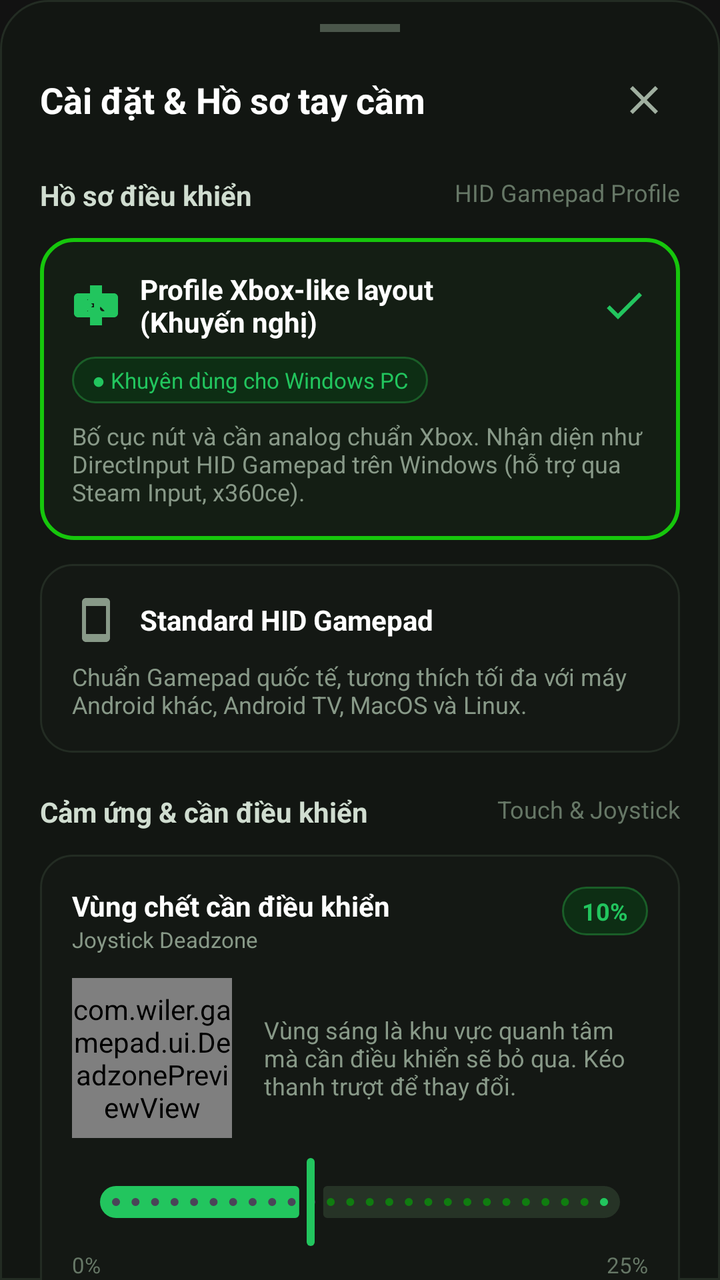
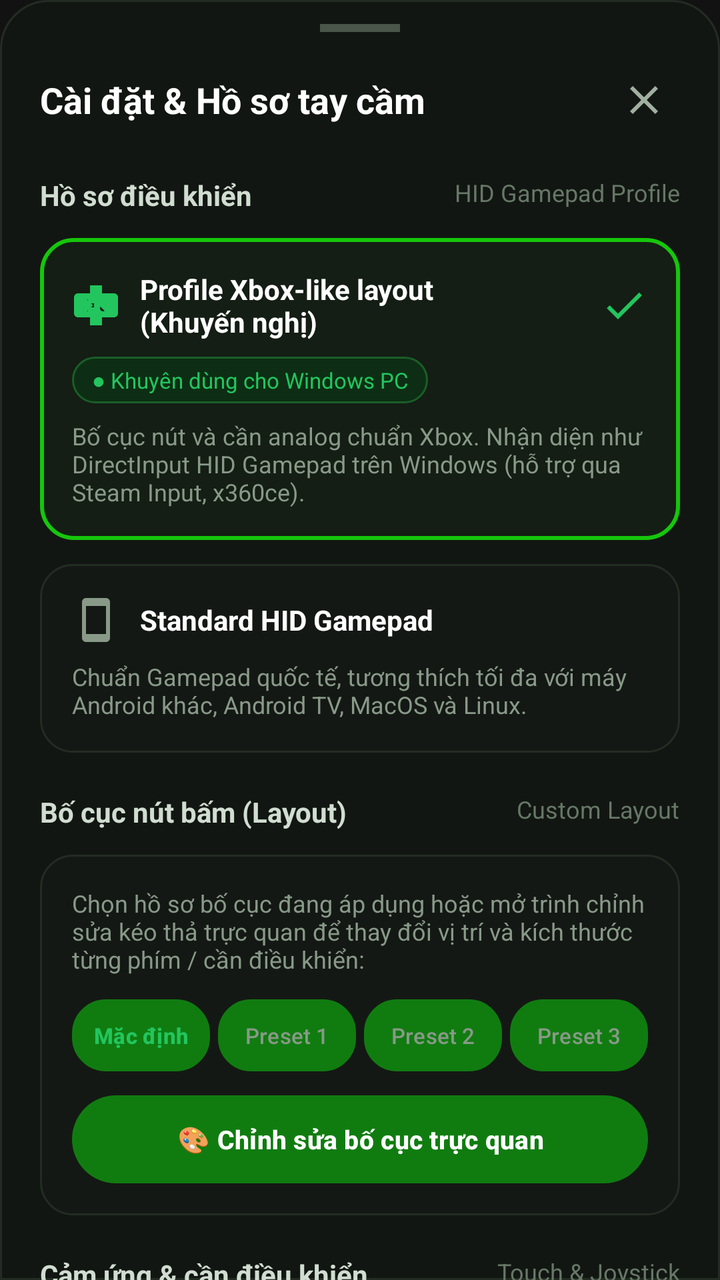

Before-and-after screenshots of an Android layout around one commit, followed by the original layout XML and the change that was made.
<!-- AndroidManifest.xml: application theme Theme.Wiler -->
<!-- res/layout/bottom_sheet_settings.xml -->
<?xml version="1.0" encoding="utf-8"?>
<androidx.core.widget.NestedScrollView xmlns:android="http://schemas.android.com/apk/res/android"
    xmlns:app="http://schemas.android.com/apk/res-auto"
    android:layout_width="match_parent"
    android:layout_height="wrap_content"
    android:background="@drawable/bg_bottom_sheet">

    <LinearLayout
        android:layout_width="match_parent"
        android:layout_height="wrap_content"
        android:orientation="vertical"
        android:paddingStart="20dp"
        android:paddingTop="12dp"
        android:paddingEnd="20dp"
        android:paddingBottom="32dp">

        
        <View
            android:layout_width="40dp"
            android:layout_height="4dp"
            android:layout_gravity="center_horizontal"
            android:layout_marginBottom="16dp"
            android:background="#4A564A" />

        
        <RelativeLayout
            android:layout_width="match_parent"
            android:layout_height="wrap_content"
            android:layout_marginBottom="20dp">

            <TextView
                android:layout_width="wrap_content"
                android:layout_height="wrap_content"
                android:layout_alignParentStart="true"
                android:layout_centerVertical="true"
                android:text="Cài đặt &amp; Hồ sơ tay cầm"
                android:textColor="#FFFFFF"
                android:textSize="18sp"
                android:textStyle="bold" />

            <ImageView
                android:id="@+id/btnCloseSettings"
                android:layout_width="36dp"
                android:layout_height="36dp"
                android:layout_alignParentEnd="true"
                android:layout_centerVertical="true"
                android:background="?attr/selectableItemBackgroundBorderless"
                android:padding="6dp"
                android:src="@drawable/ic_close"
                app:tint="#A0AFA0" />
        </RelativeLayout>

        
        <RelativeLayout
            android:layout_width="match_parent"
            android:layout_height="wrap_content"
            android:layout_marginBottom="12dp">

            <TextView
                android:layout_width="wrap_content"
                android:layout_height="wrap_content"
                android:layout_alignParentStart="true"
                android:text="Hồ sơ điều khiển"
                android:textColor="#D0DDD0"
                android:textSize="14sp"
                android:textStyle="bold" />

            <TextView
                android:layout_width="wrap_content"
                android:layout_height="wrap_content"
                android:layout_alignParentEnd="true"
                android:text="HID Gamepad Profile"
                android:textColor="#667766"
                android:textSize="12sp" />
        </RelativeLayout>

        
        <LinearLayout
            android:id="@+id/cardProfileXbox"
            android:layout_width="match_parent"
            android:layout_height="wrap_content"
            android:layout_marginBottom="12dp"
            android:background="@drawable/bg_card_dark_selected"
            android:clickable="true"
            android:focusable="true"
            android:orientation="vertical"
            android:padding="16dp">

            <RelativeLayout
                android:layout_width="match_parent"
                android:layout_height="wrap_content"
                android:layout_marginBottom="8dp">

                <ImageView
                    android:id="@+id/ivIconXbox"
                    android:layout_width="24dp"
                    android:layout_height="24dp"
                    android:layout_alignParentStart="true"
                    android:layout_centerVertical="true"
                    android:src="@drawable/ic_gamepad"
                    app:tint="#22C55E" />

                <TextView
                    android:id="@+id/tvTitleXbox"
                    android:layout_width="wrap_content"
                    android:layout_height="wrap_content"
                    android:layout_centerVertical="true"
                    android:layout_marginStart="10dp"
                    android:layout_toEndOf="@id/ivIconXbox"
                    android:text="Profile Xbox-like layout\n(Khuyến nghị)"
                    android:textColor="#FFFFFF"
                    android:textSize="14sp"
                    android:textStyle="bold" />

                <ImageView
                    android:id="@+id/ivCheckXbox"
                    android:layout_width="24dp"
                    android:layout_height="24dp"
                    android:layout_alignParentEnd="true"
                    android:layout_centerVertical="true"
                    android:src="@drawable/ic_check"
                    app:tint="#22C55E" />
            </RelativeLayout>

            <TextView
                android:layout_width="wrap_content"
                android:layout_height="wrap_content"
                android:layout_marginBottom="8dp"
                android:background="@drawable/bg_badge_green"
                android:text="● Khuyên dùng cho Windows PC"
                android:textColor="#22C55E"
                android:textSize="11sp" />

            <TextView
                android:layout_width="match_parent"
                android:layout_height="wrap_content"
                android:text="Bố cục nút và cần analog chuẩn Xbox. Nhận diện như DirectInput HID Gamepad trên Windows (hỗ trợ qua Steam Input, x360ce)."
                android:textColor="#889988"
                android:textSize="12sp" />
        </LinearLayout>

        
        <LinearLayout
            android:id="@+id/cardProfileStandard"
            android:layout_width="match_parent"
            android:layout_height="wrap_content"
            android:layout_marginBottom="20dp"
            android:background="@drawable/bg_card_dark"
            android:clickable="true"
            android:focusable="true"
            android:orientation="vertical"
            android:padding="16dp">

            <RelativeLayout
                android:layout_width="match_parent"
                android:layout_height="wrap_content"
                android:layout_marginBottom="8dp">

                <ImageView
                    android:id="@+id/ivIconStandard"
                    android:layout_width="24dp"
                    android:layout_height="24dp"
                    android:layout_alignParentStart="true"
                    android:layout_centerVertical="true"
                    android:src="@drawable/ic_phone"
                    app:tint="#889988" />

                <TextView
                    android:id="@+id/tvTitleStandard"
                    android:layout_width="wrap_content"
                    android:layout_height="wrap_content"
                    android:layout_centerVertical="true"
                    android:layout_marginStart="10dp"
                    android:layout_toEndOf="@id/ivIconStandard"
                    android:text="Standard HID Gamepad"
                    android:textColor="#FFFFFF"
                    android:textSize="14sp"
                    android:textStyle="bold" />

                <ImageView
                    android:id="@+id/ivCheckStandard"
                    android:layout_width="24dp"
                    android:layout_height="24dp"
                    android:layout_alignParentEnd="true"
                    android:layout_centerVertical="true"
                    android:src="@drawable/ic_check"
                    android:visibility="gone"
                    app:tint="#22C55E" />
            </RelativeLayout>

            <TextView
                android:layout_width="match_parent"
                android:layout_height="wrap_content"
                android:text="Chuẩn Gamepad quốc tế, tương thích tối đa với máy Android khác, Android TV, MacOS và Linux."
                android:textColor="#889988"
                android:textSize="12sp" />
        </LinearLayout>

        
        <RelativeLayout
            android:layout_width="match_parent"
            android:layout_height="wrap_content"
            android:layout_marginBottom="12dp">

            <TextView
                android:layout_width="wrap_content"
                android:layout_height="wrap_content"
                android:layout_alignParentStart="true"
                android:text="Cảm ứng &amp; cần điều khiển"
                android:textColor="#D0DDD0"
                android:textSize="14sp"
                android:textStyle="bold" />

            <TextView
                android:layout_width="wrap_content"
                android:layout_height="wrap_content"
                android:layout_alignParentEnd="true"
                android:text="Touch &amp; Joystick"
                android:textColor="#667766"
                android:textSize="12sp" />
        </RelativeLayout>

        
        <LinearLayout
            android:layout_width="match_parent"
            android:layout_height="wrap_content"
            android:layout_marginBottom="12dp"
            android:background="@drawable/bg_card_dark"
            android:orientation="vertical"
            android:padding="16dp">

            <RelativeLayout
                android:layout_width="match_parent"
                android:layout_height="wrap_content"
                android:layout_marginBottom="12dp">

                <TextView
                    android:id="@+id/tvDeadzoneHeader"
                    android:layout_width="wrap_content"
                    android:layout_height="wrap_content"
                    android:layout_alignParentStart="true"
                    android:text="Vùng chết cần điều khiển"
                    android:textColor="#FFFFFF"
                    android:textSize="14sp"
                    android:textStyle="bold" />

                <TextView
                    android:layout_width="wrap_content"
                    android:layout_height="wrap_content"
                    android:layout_below="@id/tvDeadzoneHeader"
                    android:text="Joystick Deadzone"
                    android:textColor="#889988"
                    android:textSize="11sp" />

                <TextView
                    android:id="@+id/tvDeadzoneBadge"
                    android:layout_width="wrap_content"
                    android:layout_height="wrap_content"
                    android:layout_alignParentEnd="true"
                    android:background="@drawable/bg_badge_green"
                    android:text="10%"
                    android:textColor="#22C55E"
                    android:textSize="12sp"
                    android:textStyle="bold" />
            </RelativeLayout>

            <LinearLayout
                android:layout_width="match_parent"
                android:layout_height="wrap_content"
                android:gravity="center_vertical"
                android:orientation="horizontal">

                <com.wiler.gamepad.ui.DeadzonePreviewView
                    android:id="@+id/deadzonePreviewView"
                    android:layout_width="80dp"
                    android:layout_height="80dp"
                    android:layout_marginEnd="16dp" />

                <TextView
                    android:layout_width="0dp"
                    android:layout_height="wrap_content"
                    android:layout_weight="1"
                    android:text="Vùng sáng là khu vực quanh tâm mà cần điều khiển sẽ bỏ qua. Kéo thanh trượt để thay đổi."
                    android:textColor="#889988"
                    android:textSize="12sp" />
            </LinearLayout>

            <com.google.android.material.slider.Slider
                android:id="@+id/sliderDeadzone"
                android:layout_width="match_parent"
                android:layout_height="wrap_content"
                android:layout_marginTop="8dp"
                android:stepSize="1"
                android:value="10"
                android:valueFrom="0"
                android:valueTo="25"
                app:thumbColor="#22C55E"
                app:trackColorActive="#22C55E"
                app:trackColorInactive="#263326" />

            <RelativeLayout
                android:layout_width="match_parent"
                android:layout_height="wrap_content">

                <TextView
                    android:layout_width="wrap_content"
                    android:layout_height="wrap_content"
                    android:layout_alignParentStart="true"
                    android:text="0%"
                    android:textColor="#667766"
                    android:textSize="11sp" />

                <TextView
                    android:layout_width="wrap_content"
                    android:layout_height="wrap_content"
                    android:layout_alignParentEnd="true"
                    android:text="25%"
                    android:textColor="#667766"
                    android:textSize="11sp" />
            </RelativeLayout>
        </LinearLayout>

        
        <LinearLayout
            android:layout_width="match_parent"
            android:layout_height="wrap_content"
            android:layout_marginBottom="12dp"
            android:background="@drawable/bg_card_dark"
            android:orientation="vertical"
            android:padding="16dp">

            <RelativeLayout
                android:layout_width="match_parent"
                android:layout_height="wrap_content"
                android:layout_marginBottom="12dp">

                <TextView
                    android:id="@+id/tvButtonScaleHeader"
                    android:layout_width="wrap_content"
                    android:layout_height="wrap_content"
                    android:layout_alignParentStart="true"
                    android:text="Kích thước nút bấm"
                    android:textColor="#FFFFFF"
                    android:textSize="14sp"
                    android:textStyle="bold" />

                <TextView
                    android:layout_width="wrap_content"
                    android:layout_height="wrap_content"
                    android:layout_below="@id/tvButtonScaleHeader"
                    android:text="Button Scale"
                    android:textColor="#889988"
                    android:textSize="11sp" />

                <TextView
                    android:id="@+id/tvButtonScaleBadge"
                    android:layout_width="wrap_content"
                    android:layout_height="wrap_content"
                    android:layout_alignParentEnd="true"
                    android:background="@drawable/bg_badge_green"
                    android:text="115%"
                    android:textColor="#22C55E"
                    android:textSize="12sp"
                    android:textStyle="bold" />
            </RelativeLayout>

            <TextView
                android:layout_width="match_parent"
                android:layout_height="wrap_content"
                android:text="Tùy chỉnh độ lớn của các phím ảo (ABXY, D-pad, nút vai, và hai nút mũi tên)."
                android:textColor="#889988"
                android:textSize="12sp" />

            <com.google.android.material.slider.Slider
                android:id="@+id/sliderButtonScale"
                android:layout_width="match_parent"
                android:layout_height="wrap_content"
                android:layout_marginTop="8dp"
                android:stepSize="5"
                android:value="115"
                android:valueFrom="80"
                android:valueTo="140"
                app:thumbColor="#22C55E"
                app:trackColorActive="#22C55E"
                app:trackColorInactive="#263326" />

            <RelativeLayout
                android:layout_width="match_parent"
                android:layout_height="wrap_content">

                <TextView
                    android:layout_width="wrap_content"
                    android:layout_height="wrap_content"
                    android:layout_alignParentStart="true"
                    android:text="Nhỏ (80%)"
                    android:textColor="#667766"
                    android:textSize="11sp" />

                <TextView
                    android:layout_width="wrap_content"
                    android:layout_height="wrap_content"
                    android:layout_alignParentEnd="true"
                    android:text="Lớn (140%)"
                    android:textColor="#667766"
                    android:textSize="11sp" />
            </RelativeLayout>
        </LinearLayout>

        
        <LinearLayout
            android:layout_width="match_parent"
            android:layout_height="wrap_content"
            android:layout_marginBottom="20dp"
            android:background="@drawable/bg_card_dark"
            android:gravity="center_vertical"
            android:orientation="horizontal"
            android:padding="16dp">

            <LinearLayout
                android:layout_width="0dp"
                android:layout_height="wrap_content"
                android:layout_weight="1"
                android:orientation="vertical">

                <TextView
                    android:layout_width="wrap_content"
                    android:layout_height="wrap_content"
                    android:text="Dynamic Joystick"
                    android:textColor="#FFFFFF"
                    android:textSize="14sp"
                    android:textStyle="bold" />

                <TextView
                    android:layout_width="wrap_content"
                    android:layout_height="wrap_content"
                    android:layout_marginTop="4dp"
                    android:text="Cần điều khiển xuất hiện linh hoạt tại vị trí chạm ngón tay thay vì cố định một chỗ."
                    android:textColor="#889988"
                    android:textSize="12sp" />
            </LinearLayout>

            <com.google.android.material.switchmaterial.SwitchMaterial
                android:id="@+id/switchDynamicJoystick"
                android:layout_width="wrap_content"
                android:layout_height="wrap_content"
                android:checked="true"
                app:thumbTint="@color/xbox_green"
                app:trackTint="#263326" />
        </LinearLayout>

        
        <LinearLayout
            android:layout_width="match_parent"
            android:layout_height="wrap_content"
            android:layout_marginBottom="20dp"
            android:background="@drawable/bg_card_dark"
            android:gravity="center_vertical"
            android:orientation="horizontal"
            android:padding="16dp">

            <LinearLayout
                android:layout_width="0dp"
                android:layout_height="wrap_content"
                android:layout_weight="1"
                android:orientation="vertical">

                <TextView
                    android:layout_width="wrap_content"
                    android:layout_height="wrap_content"
                    android:text="Rung phản hồi (Haptic Feedback)"
                    android:textColor="#FFFFFF"
                    android:textSize="14sp"
                    android:textStyle="bold" />

                <TextView
                    android:layout_width="wrap_content"
                    android:layout_height="wrap_content"
                    android:layout_marginTop="4dp"
                    android:text="Rung nhẹ khi nhấn các phím ảo để tạo cảm giác bấm chân thực như tay cầm vật lý."
                    android:textColor="#889988"
                    android:textSize="12sp" />
            </LinearLayout>

            <com.google.android.material.switchmaterial.SwitchMaterial
                android:id="@+id/switchVibration"
                android:layout_width="wrap_content"
                android:layout_height="wrap_content"
                android:checked="true"
                app:thumbTint="@color/xbox_green"
                app:trackTint="#263326" />
        </LinearLayout>

        
        <RelativeLayout
            android:layout_width="match_parent"
            android:layout_height="wrap_content"
            android:layout_marginBottom="12dp">

            <TextView
                android:layout_width="wrap_content"
                android:layout_height="wrap_content"
                android:layout_alignParentStart="true"
                android:text="Thông tin ứng dụng"
                android:textColor="#D0DDD0"
                android:textSize="14sp"
                android:textStyle="bold" />

            <TextView
                android:layout_width="wrap_content"
                android:layout_height="wrap_content"
                android:layout_alignParentEnd="true"
                android:text="About"
                android:textColor="#667766"
                android:textSize="12sp" />
        </RelativeLayout>

        
        <LinearLayout
            android:layout_width="match_parent"
            android:layout_height="wrap_content"
            android:background="@drawable/bg_card_dark"
            android:orientation="vertical"
            android:padding="16dp">

            <LinearLayout
                android:layout_width="match_parent"
                android:layout_height="wrap_content"
                android:layout_marginBottom="12dp"
                android:gravity="center_vertical"
                android:orientation="horizontal">

                <ImageView
                    android:layout_width="24dp"
                    android:layout_height="24dp"
                    android:src="@drawable/ic_gamepad"
                    app:tint="#889988" />

                <LinearLayout
                    android:layout_width="wrap_content"
                    android:layout_height="wrap_content"
                    android:layout_marginStart="12dp"
                    android:orientation="vertical">

                    <TextView
                        android:layout_width="wrap_content"
                        android:layout_height="wrap_content"
                        android:text="Tên ứng dụng"
                        android:textColor="#889988"
                        android:textSize="11sp" />

                    <TextView
                        android:layout_width="wrap_content"
                        android:layout_height="wrap_content"
                        android:text="Wiler v1.0"
                        android:textColor="#FFFFFF"
                        android:textSize="14sp"
                        android:textStyle="bold" />
                </LinearLayout>
            </LinearLayout>

            <LinearLayout
                android:layout_width="match_parent"
                android:layout_height="wrap_content"
                android:gravity="center_vertical"
                android:orientation="horizontal">

                <ImageView
                    android:layout_width="24dp"
                    android:layout_height="24dp"
                    android:src="@drawable/ic_bluetooth"
                    app:tint="#22C55E" />

                <LinearLayout
                    android:layout_width="0dp"
                    android:layout_height="wrap_content"
                    android:layout_marginStart="12dp"
                    android:layout_weight="1"
                    android:orientation="vertical">

                    <TextView
                        android:layout_width="wrap_content"
                        android:layout_height="wrap_content"
                        android:text="Trạng thái phần cứng"
                        android:textColor="#889988"
                        android:textSize="11sp" />

                    <TextView
                        android:layout_width="wrap_content"
                        android:layout_height="wrap_content"
                        android:text="Thiết bị hỗ trợ Bluetooth HID Device"
                        android:textColor="#FFFFFF"
                        android:textSize="13sp" />
                </LinearLayout>

                <TextView
                    android:layout_width="wrap_content"
                    android:layout_height="wrap_content"
                    android:background="@drawable/bg_badge_green"
                    android:text="● HỢP LỆ"
                    android:textColor="#22C55E"
                    android:textSize="11sp"
                    android:textStyle="bold" />
            </LinearLayout>
        </LinearLayout>
    </LinearLayout>
</androidx.core.widget.NestedScrollView>
<!-- resources referenced by this layout -->
<resources>
  <color name="xbox_green">#107C10</color>
  <!-- drawable bg_badge_green (drawable) -->
  <?xml version="1.0" encoding="utf-8"?>
  <shape xmlns:android="http://schemas.android.com/apk/res/android"
      android:shape="rectangle">
      <corners android:radius="16dp" />
      <solid android:color="#0D2E14" />
      <stroke
          android:width="1dp"
          android:color="#1A5E28" />
      <padding
          android:left="10dp"
          android:top="4dp"
          android:right="10dp"
          android:bottom="4dp" />
  </shape>
  <!-- drawable bg_bottom_sheet (drawable) -->
  <?xml version="1.0" encoding="utf-8"?>
  <shape xmlns:android="http://schemas.android.com/apk/res/android"
      android:shape="rectangle">
      <corners
          android:topLeftRadius="24dp"
          android:topRightRadius="24dp"
          android:bottomLeftRadius="0dp"
          android:bottomRightRadius="0dp" />
      <solid android:color="#121612" />
      <stroke
          android:width="1dp"
          android:color="#232C23" />
  </shape>
  <!-- drawable bg_card_dark (drawable) -->
  <?xml version="1.0" encoding="utf-8"?>
  <shape xmlns:android="http://schemas.android.com/apk/res/android"
      android:shape="rectangle">
      <corners android:radius="16dp" />
      <solid android:color="#141814" />
      <stroke
          android:width="1dp"
          android:color="#232C23" />
  </shape>
  <!-- drawable bg_card_dark_selected (drawable) -->
  <?xml version="1.0" encoding="utf-8"?>
  <shape xmlns:android="http://schemas.android.com/apk/res/android"
      android:shape="rectangle">
      <corners android:radius="16dp" />
      <solid android:color="#141E14" />
      <stroke
          android:width="2dp"
          android:color="#16C60C" />
  </shape>
  <!-- drawable ic_check (drawable) -->
  <vector xmlns:android="http://schemas.android.com/apk/res/android"
      android:width="24dp"
      android:height="24dp"
      android:viewportWidth="24"
      android:viewportHeight="24">
    <path
        android:fillColor="#FFFFFFFF"
        android:pathData="M9,16.17L4.83,12l-1.42,1.41L9,19 21,7l-1.41,-1.41z"/>
  </vector>
  <!-- drawable ic_close (drawable) -->
  <vector xmlns:android="http://schemas.android.com/apk/res/android"
      android:width="24dp"
      android:height="24dp"
      android:viewportWidth="24"
      android:viewportHeight="24">
    <path
        android:fillColor="#FFFFFFFF"
        android:pathData="M19,6.41L17.59,5 12,10.59 6.41,5 5,6.41 10.59,12 5,17.59 6.41,19 12,13.41 17.59,19 19,17.59 13.41,12z"/>
  </vector>
  <!-- drawable ic_phone (drawable) -->
  <vector xmlns:android="http://schemas.android.com/apk/res/android"
      android:width="24dp"
      android:height="24dp"
      android:viewportWidth="24"
      android:viewportHeight="24">
    <path
        android:fillColor="#FFFFFFFF"
        android:pathData="M17,1.01L7,1c-1.1,0 -2,0.9 -2,2v18c0,1.1 0.9,2 2,2h10c1.1,0 2,-0.9 2,-2V3c0,-1.1 -0.9,-1.99 -2,-1.99zM17,19H7V5h10v14z"/>
  </vector>
  <style name="Theme.Wiler" parent="Theme.Material3.Dark.NoActionBar">
          <item name="android:statusBarColor">@color/bg_dark</item>
          <item name="android:navigationBarColor">@color/bg_dark</item>
          <item name="android:windowBackground">@color/bg_dark</item>
          <item name="colorPrimary">@color/xbox_green</item>
      </style>
  <color name="bg_dark">#121212</color>
  <!-- unchanged entries left out for length: 2 -->
</resources>

<!-- the commit's change to res/layout/bottom_sheet_settings.xml (unified diff, before → after) -->
@@ -206,6 +206,125 @@
                 android:layout_width="wrap_content"
                 android:layout_height="wrap_content"
                 android:layout_alignParentStart="true"
+                android:text="Bố cục nút bấm (Layout)"
+                android:textColor="#D0DDD0"
+                android:textSize="14sp"
+                android:textStyle="bold" />
+
+            <TextView
+                android:layout_width="wrap_content"
+                android:layout_height="wrap_content"
+                android:layout_alignParentEnd="true"
+                android:text="Custom Layout"
+                android:textColor="#667766"
+                android:textSize="12sp" />
+        </RelativeLayout>
+
+        
+        <LinearLayout
+            android:layout_width="match_parent"
+            android:layout_height="wrap_content"
+            android:layout_marginBottom="20dp"
+            android:background="@drawable/bg_card_dark"
+            android:orientation="vertical"
+            android:padding="16dp">
+
+            <TextView
+                android:layout_width="match_parent"
+                android:layout_height="wrap_content"
+                android:layout_marginBottom="12dp"
+                android:text="Chọn hồ sơ bố cục đang áp dụng hoặc mở trình chỉnh sửa kéo thả trực quan để thay đổi vị trí và kích thước từng phím / cần điều khiển:"
+                android:textColor="#889988"
+                android:textSize="12sp" />
+
+            
+            <LinearLayout
+                android:layout_width="match_parent"
+                android:layout_height="36dp"
+                android:layout_marginBottom="12dp"
+                android:orientation="horizontal">
+
+                <Button
+                    android:id="@+id/btnSheetPresetDefault"
+                    android:layout_width="0dp"
+                    android:layout_height="match_parent"
+                    android:layout_marginEnd="4dp"
+                    android:layout_weight="1"
+                    android:background="@drawable/bg_card_dark_selected"
+                    android:minHeight="0dp"
+                    android:padding="0dp"
+                    android:text="Mặc định"
+                    android:textAllCaps="false"
+                    android:textColor="#22C55E"
+                    android:textSize="11sp"
+                    android:textStyle="bold" />
+
+                <Button
+                    android:id="@+id/btnSheetPreset1"
+                    android:layout_width="0dp"
+                    android:layout_height="match_parent"
+                    android:layout_marginEnd="4dp"
+                    android:layout_weight="1"
+                    android:background="@drawable/bg_card_dark"
+                    android:minHeight="0dp"
+                    android:padding="0dp"
+                    android:text="Preset 1"
+                    android:textAllCaps="false"
+                    android:textColor="#889988"
+                    android:textSize="11sp" />
+
+                <Button
+                    android:id="@+id/btnSheetPreset2"
+                    android:layout_width="0dp"
+                    android:layout_height="match_parent"
+                    android:layout_marginEnd="4dp"
+                    android:layout_weight="1"
+                    android:background="@drawable/bg_card_dark"
+                    android:minHeight="0dp"
+                    android:padding="0dp"
+                    android:text="Preset 2"
+                    android:textAllCaps="false"
+                    android:textColor="#889988"
+                    android:textSize="11sp" />
+
+                <Button
+                    android:id="@+id/btnSheetPreset3"
+                    android:layout_width="0dp"
+                    android:layout_height="match_parent"
+                    android:layout_weight="1"
+                    android:background="@drawable/bg_card_dark"
+                    android:minHeight="0dp"
+                    android:padding="0dp"
+                    android:text="Preset 3"
+                    android:textAllCaps="false"
+                    android:textColor="#889988"
+                    android:textSize="11sp" />
+            </LinearLayout>
+
+            
+            <Button
+                android:id="@+id/btnOpenLayoutEditor"
+                android:layout_width="match_parent"
+                android:layout_height="44dp"
+                android:background="@drawable/bg_button_green"
+                android:minHeight="0dp"
+                android:text="🎨 Chỉnh sửa bố cục trực quan"
+                android:textAllCaps="false"
+                android:textColor="#FFFFFF"
+                android:textSize="13sp"
+                android:textStyle="bold" />
+        </LinearLayout>
+
+        
+        <RelativeLayout
+            android:layout_width="match_parent"
+            android:layout_height="wrap_content"
+            android:layout_marginBottom="12dp">
+
+            <TextView
+                android:layout_width="wrap_content"
+                android:layout_height="wrap_content"
+                android:layout_alignParentStart="true"
                 android:text="Cảm ứng &amp; cần điều khiển"
                 android:textColor="#D0DDD0"
                 android:textSize="14sp"
<!-- resource entries referenced after the edit -->
@@ -30,6 +30,17 @@
           android:width="1dp"
           android:color="#232C23" />
   </shape>
+  <!-- drawable bg_button_green (drawable) -->
+  <?xml version="1.0" encoding="utf-8"?>
+  <ripple xmlns:android="http://schemas.android.com/apk/res/android"
+      android:color="#40FFFFFF">
+      <item>
+          <shape android:shape="rectangle">
+              <corners android:radius="24dp" />
+              <solid android:color="#107C10" />
+          </shape>
+      </item>
+  </ripple>
   <!-- drawable bg_card_dark (drawable) -->
   <?xml version="1.0" encoding="utf-8"?>
   <shape xmlns:android="http://schemas.android.com/apk/res/android"
